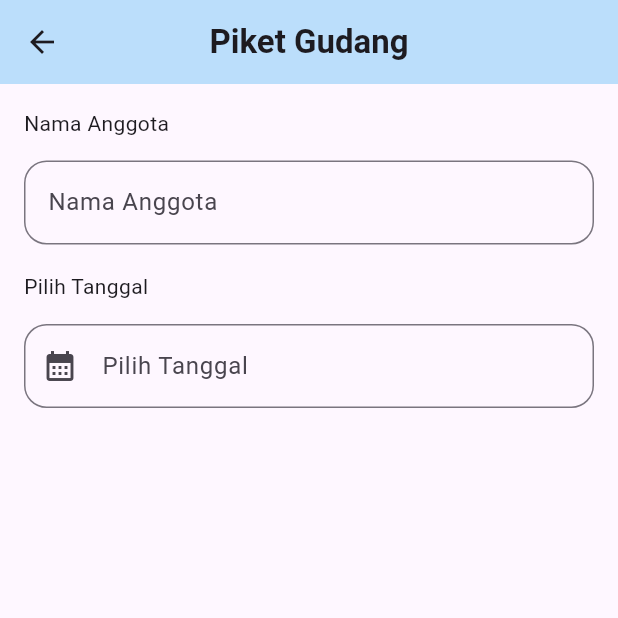
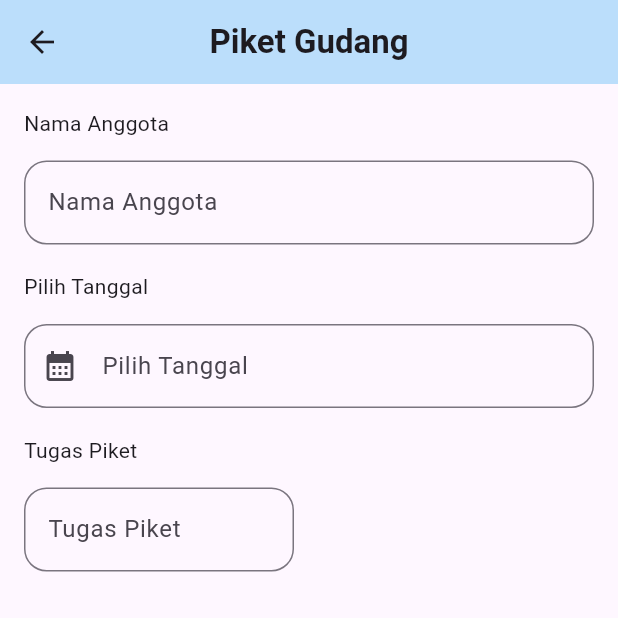
Before and after one commit to namira121/20220140081_UCP1Flutter, a Flutter app: the DataPiket screen opened directly with empty values, on a phone screen of 412 x 824 dp, the top half of it. Run offline on Flutter 3.47's test engine with Material 3 defaults, Android fonts, the phone set to English and light mode, and no system bars.

Commit message:
menambahkan textformfield untuk tugas piket dengan row

```diff
--- a/lib/data_piket.dart
+++ b/lib/data_piket.dart
@@ -87,6 +87,23 @@ class _DataPiketState extends State<DataPiket> {
                     , icon: Icon(Icons.calendar_month_sharp))
                 ),
                 readOnly: true,
+              ),
+              const SizedBox(height: 18),
+              Text('Tugas Piket'),
+              const SizedBox(height: 15),
+              Row(
+                children: [
+                  TextFormField(
+                    controller: tugasController,
+                    decoration: InputDecoration(
+                      hintText: 'Tugas Piket',
+                      border: OutlineInputBorder(
+                        borderRadius: BorderRadius.circular(15)
+                      ),
+                      constraints: BoxConstraints.tightFor(width: 180)
+                    ),
+                  )
+                ],
               )
             ],
           ),
```
